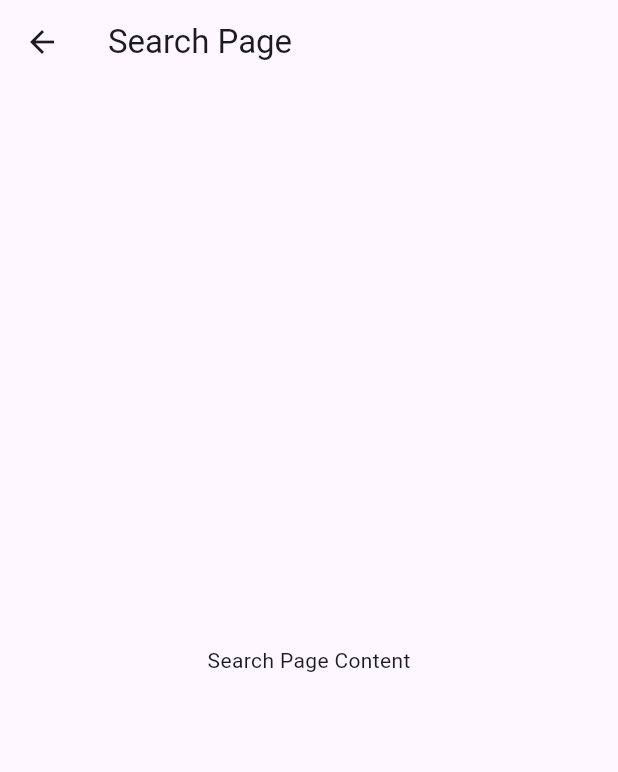
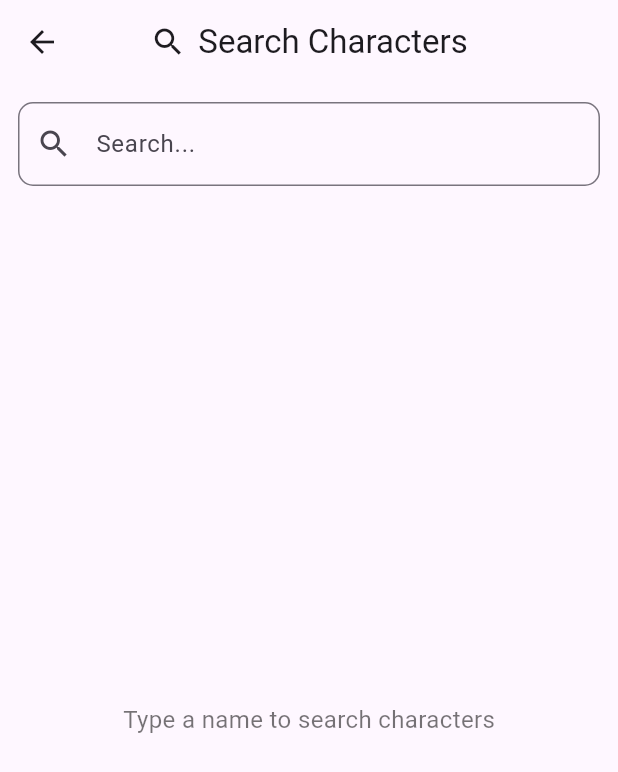
Before and after one commit to abdymazhittoretay/rick_and_morty_characters, a Flutter app: the SearchPage screen opened directly, on a phone screen of 412 x 824 dp. Shown: the top 772 px of the screen. Run offline on Flutter 3.47's test engine with Material 3 defaults, Android fonts, the phone set to English and light mode, and no system bars; our stand-ins replace cached_network_image; network calls fail.

Commit message:
create search_page for searching char. by name

```diff
--- a/lib/pages/search_page.dart
+++ b/lib/pages/search_page.dart
@@ -1,13 +1,115 @@
 import 'package:flutter/material.dart';
+import 'package:rick_and_morty_characters/models/character_model.dart';
+import 'package:rick_and_morty_characters/services/api_service.dart';
+import 'package:rick_and_morty_characters/widgets/my_listview_widget.dart';
 
-class SearchPage extends StatelessWidget {
+class SearchPage extends StatefulWidget {
   const SearchPage({super.key});
+
+  @override
+  State<SearchPage> createState() => _SearchPageState();
+}
+
+class _SearchPageState extends State<SearchPage> {
+  final TextEditingController _controller = TextEditingController();
+  Future<List<CharacterModel>>? _searchResults;
+
+  @override
+  void initState() {
+    super.initState();
+    _controller.addListener(() {
+      setState(() {});
+    });
+  }
+
+  void _performSearch(String query) {
+    if (query.trim().isEmpty) {
+      setState(() {
+        _searchResults = null;
+      });
+      return;
+    }
+    setState(() {
+      _searchResults = apiService.value.fetchCharacterByName(query);
+    });
+  }
+
+  @override
+  void dispose() {
+    _controller.dispose();
+    super.dispose();
+  }
 
   @override
   Widget build(BuildContext context) {
     return Scaffold(
-      appBar: AppBar(title: const Text('Search Page')),
-      body: const Center(child: Text('Search Page Content')),
+      appBar: AppBar(
+        title: Row(
+          mainAxisSize: MainAxisSize.min,
+          mainAxisAlignment: MainAxisAlignment.center,
+          children: [
+            Icon(Icons.search),
+            SizedBox(width: 8.0),
+            Text("Search Characters"),
+          ],
+        ),
+        centerTitle: true,
+      ),
+      body: Column(
+        children: [
+          Padding(
+            padding: const EdgeInsets.all(12),
+            child: TextField(
+              controller: _controller,
+              onSubmitted: _performSearch,
+              decoration: InputDecoration(
+                hintText: 'Search...',
+                prefixIcon: const Icon(Icons.search),
+                suffixIcon: _controller.text.isNotEmpty
+                    ? IconButton(
+                        icon: const Icon(Icons.clear),
+                        onPressed: () {
+                          _controller.clear();
+                          setState(() {
+                            _searchResults = null;
+                          });
+                        },
+                      )
+                    : null,
+                border: OutlineInputBorder(
+                  borderRadius: BorderRadius.circular(10),
+                ),
+              ),
+            ),
+          ),
+          Expanded(
+            child: _searchResults == null
+                ? const Center(
+                    child: Text(
+                      'Type a name to search characters',
+                      style: TextStyle(fontSize: 16, color: Colors.black54),
+                    ),
+                  )
+                : FutureBuilder<List<CharacterModel>>(
+                    future: _searchResults,
+                    builder: (context, snapshot) {
+                      if (snapshot.connectionState == ConnectionState.waiting) {
+                        return const Center(child: CircularProgressIndicator());
+                      }
+                      if (snapshot.hasError) {
+                        return Center(child: Text(snapshot.error.toString()));
+                      }
+                      final List<CharacterModel> characters =
+                          snapshot.data ?? [];
+                      if (characters.isEmpty) {
+                        return const Center(child: Text('No results found.'));
+                      }
+                      return MyListviewWidget(characters: characters);
+                    },
+                  ),
+          ),
+        ],
+      ),
     );
   }
 }
--- a/lib/services/api_service.dart
+++ b/lib/services/api_service.dart
@@ -19,4 +19,15 @@ class ApiService {
       throw Exception('Failed to load characters');
     }
   }
+
+  Future<List<CharacterModel>> fetchCharacterByName(String name) async {
+    final response = await http.get(Uri.parse('$_baseUrl/character?name=$name'));
+
+    if (response.statusCode == 200) {
+      final List results = json.decode(response.body)['results'];
+      return results.map((json) => CharacterModel.fromJson(json)).toList();
+    } else {
+      throw Exception('Failed to load characters');
+    }
+  }
 }
```
